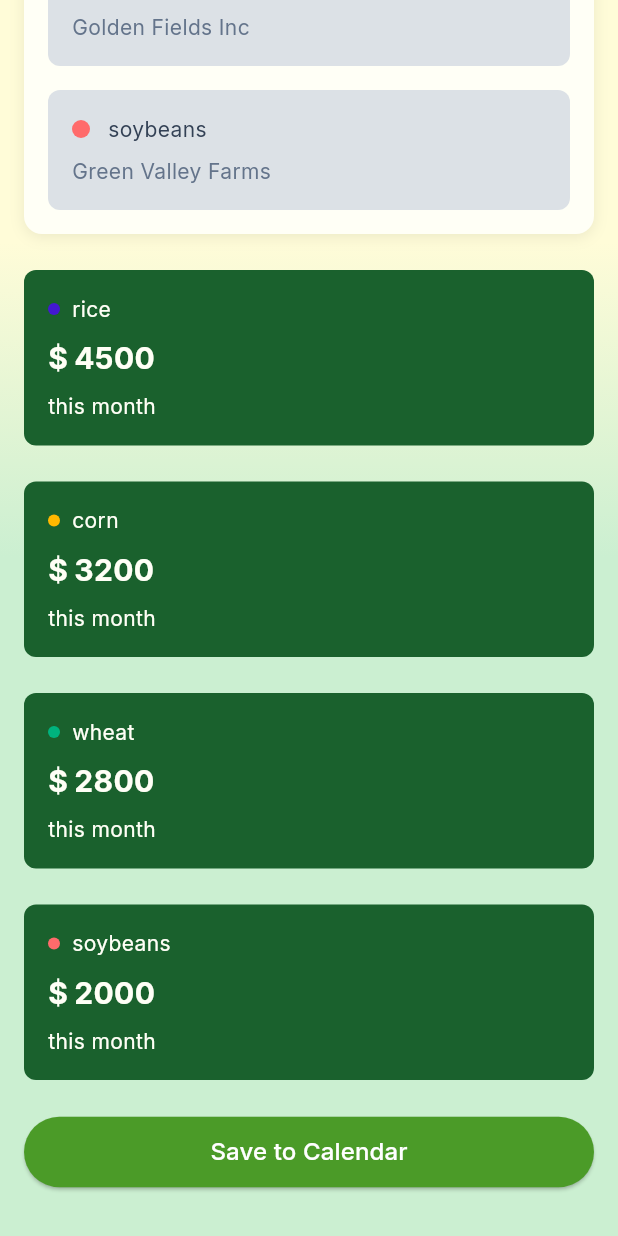
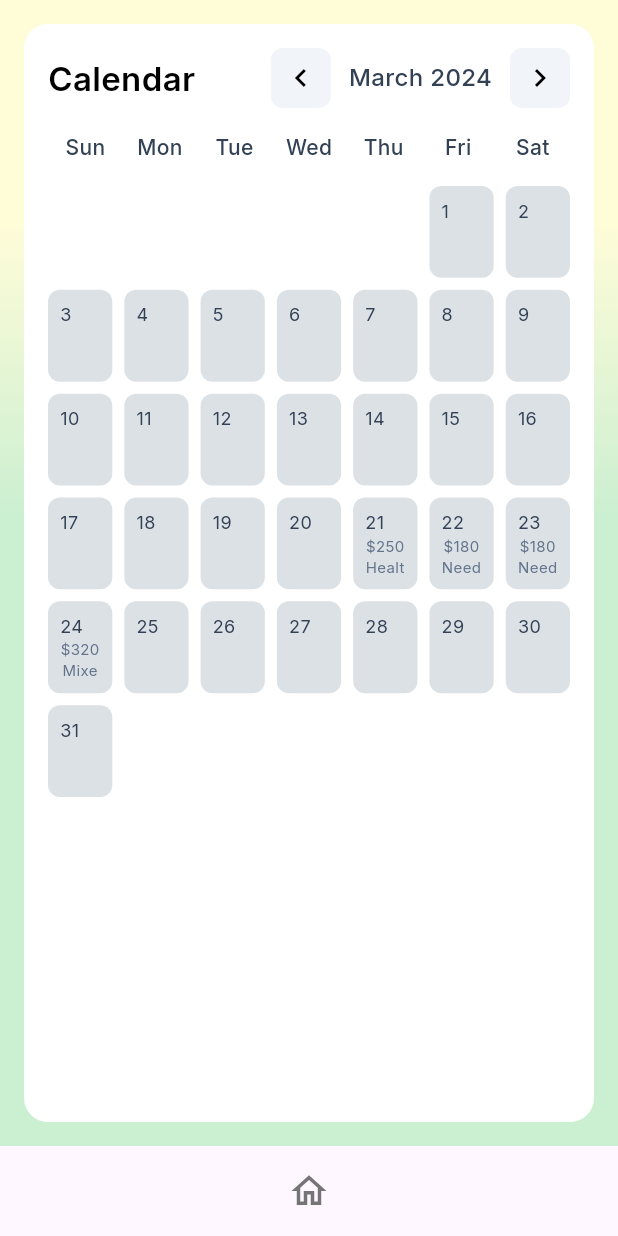
Before and after one commit to lingyuqian0301/farmplus, a Flutter app: the TotalEarningScreen screen opened directly, scrolled down 914 dp, after a tap on "Save to Calendar", on a phone screen of 412 x 824 dp. Run offline on Flutter 3.47's test engine with Material 3 defaults, Android fonts, the phone set to English and light mode, and no system bars; our stand-ins replace flutter_svg, google_fonts.

Commit message:
add calendar view

```diff
--- a/lib/main.dart
+++ b/lib/main.dart
@@ -7,6 +7,7 @@ import 'screens/login_screen/login_screen.dart';
 import 'screens/homescreen/home_screen.dart';
 import 'screens/measurement_screen/measurement_screen.dart';
 import 'screens/farmer_dashboard_screen/farm_performance_overview.dart';
+import 'screens/farmer_dashboard_screen/calendar/calendar_page.dart';
 
 void main() {
   WidgetsFlutterBinding.ensureInitialized();
@@ -35,6 +36,7 @@ class MyApp extends StatelessWidget {
         '/homepage': (context) => const HomeScreen(), // Add this route
         '/measurement': (context) => const MeasurementsScreen(), // Add this route
         '/farm-dashboard': (context) => const FarmPerformanceOverview(), // Add this route
+        '/calendar': (context) => const CalendarPage(), // Add this route
       },
     );
   }
--- /dev/null
+++ b/lib/screens/farmer_dashboard_screen/calendar/calendar_page.dart
@@ -0,0 +1,355 @@
+import 'package:flutter/material.dart';
+import 'package:google_fonts/google_fonts.dart';
+
+class CalendarPage extends StatefulWidget {
+  const CalendarPage({Key? key}) : super(key: key);
+
+  @override
+  State<CalendarPage> createState() => _CalendarPageState();
+}
+
+class _CalendarPageState extends State<CalendarPage> {
+  // Example data: We'll start at January 2024
+  int currentMonth = 3; // Changed to March to match the image
+  int currentYear = 2024;
+
+  // Example "extra info" for certain days:
+  final Map<int, String> dayInfo = {
+    21: '\$250\nHealthy',
+    22: '\$180\nNeeds Water',
+    23: '\$180\nNeeds Water',
+    24: '\$320\nMixed',
+  };
+
+  @override
+  Widget build(BuildContext context) {
+    return Scaffold(
+      // Gradient background
+      body: Container(
+        decoration: const BoxDecoration(
+          gradient: LinearGradient(
+            begin: Alignment.topCenter,
+            end: Alignment.bottomCenter,
+            colors: [Color(0xFFFFFCD8), Color(0xFFCBEFD1)],
+            stops: [0.196, 0.451],
+          ),
+        ),
+        child: SafeArea(
+          child: Padding(
+            padding: const EdgeInsets.all(16.0),
+            // Add this Container with white background and rounded corners
+            child: Container(
+              decoration: BoxDecoration(
+                color: Colors.white,
+                borderRadius: BorderRadius.circular(16),
+              ),
+              child: Column(
+                children: [
+                  // Header with Month Navigation
+                  _buildHeader(),
+
+                  // Day-of-week row
+                  _buildDaysOfWeek(),
+
+                  // Calendar Grid
+                  Expanded(
+                    child: _buildCalendarGrid(),
+                  ),
+                ],
+              ),
+            ),
+          ),
+        ),
+      ),
+      // Move the home icon to bottom navigation
+      bottomNavigationBar: Container(
+        color: Colors.transparent,
+        height: 60,
+        child: Center(
+          child: _buildHomeIcon(),
+        ),
+      ),
+    );
+  }
+
+  // 1) Header with "Calendar", navigation arrows, and month/year text
+  Widget _buildHeader() {
+    // Get screen width to adjust layout
+    final screenWidth = MediaQuery.of(context).size.width;
+    final isSmallScreen = screenWidth < 360; // Extra check for very small screens
+
+    return Padding(
+      padding: const EdgeInsets.symmetric(horizontal: 16, vertical: 16),
+      child: Row(
+        children: [
+          // Calendar title
+          Text(
+            'Calendar',
+            style: GoogleFonts.inter(
+              fontSize: isSmallScreen ? 18 : 22,
+              fontWeight: FontWeight.w600,
+              color: Colors.black,
+            ),
+          ),
+
+          // Flexible spacer to push navigation to the right
+          const Spacer(),
+
+          // Month navigation and display - Now using flexible layout
+          Row(
+            mainAxisSize: MainAxisSize.min, // Take only needed space
+            children: [
+              // Left arrow
+              _NavigationButton(
+                icon: Icons.chevron_left,
+                onPressed: _goToPreviousMonth,
+              ),
+
+              // Month/Year text with flexible padding
+              Padding(
+                padding: EdgeInsets.symmetric(
+                  horizontal: isSmallScreen ? 4 : 12,
+                ),
+                child: Text(
+                  '${_getMonthName(currentMonth)} $currentYear',
+                  style: GoogleFonts.inter(
+                    fontSize: isSmallScreen ? 14 : 16,
+                    fontWeight: FontWeight.w500,
+                    color: const Color(0xFF334155),
+                  ),
+                ),
+              ),
+
+              // Right arrow
+              _NavigationButton(
+                icon: Icons.chevron_right,
+                onPressed: _goToNextMonth,
+              ),
+            ],
+          ),
+        ],
+      ),
+    );
+  }
+
+  // 2) Row of day-of-week headers (Sun, Mon, Tue, etc.)
+  Widget _buildDaysOfWeek() {
+    final daysOfWeek = ['Sun', 'Mon', 'Tue', 'Wed', 'Thu', 'Fri', 'Sat'];
+    final isSmallScreen = MediaQuery.of(context).size.width < 360;
+
+    return Padding(
+      padding: const EdgeInsets.symmetric(horizontal: 16),
+      child: Row(
+        mainAxisAlignment: MainAxisAlignment.spaceBetween,
+        children: daysOfWeek
+            .map(
+              (day) => Expanded(
+                child: Center(
+                  child: Text(
+                    day,
+                    style: GoogleFonts.inter(
+                      fontSize: isSmallScreen ? 12 : 14,
+                      fontWeight: FontWeight.w500,
+                      color: const Color(0xFF334155),
+                    ),
+                  ),
+                ),
+              ),
+            )
+            .toList(),
+      ),
+    );
+  }
+
+  // 3) Main calendar grid: each day is a CalendarCell
+  Widget _buildCalendarGrid() {
+    final daysInMonth = _getDaysInMonth(currentYear, currentMonth);
+    final firstWeekday = DateTime(currentYear, currentMonth, 1).weekday;
+    // Note: In Dart, Monday = 1, Sunday = 7
+
+    // Number of leading blank cells before day 1
+    // We want Sunday = 0, Monday = 1, etc.
+    final leadingBlanks = (firstWeekday % 7);
+
+    // Build a list of day widgets (some are blank, some are real days)
+    final cells = <Widget>[];
+
+    // 3A) Add blank cells
+    for (int i = 0; i < leadingBlanks; i++) {
+      cells.add(const SizedBox()); // empty cell
+    }
+
+    // 3B) Add day cells
+    for (int day = 1; day <= daysInMonth; day++) {
+      final extraInfo = dayInfo[day];
+      cells.add(CalendarCell(
+        day: day,
+        extraText: extraInfo,
+      ));
+    }
+
+    // 3C) Build a GridView with 7 columns
+    return Padding(
+      padding: const EdgeInsets.all(16.0),
+      child: GridView.count(
+        crossAxisCount: 7,
+        mainAxisSpacing: 8,
+        crossAxisSpacing: 8,
+        childAspectRatio: 0.7,
+        children: cells,
+      ),
+    );
+  }
+
+  // 4) Example home icon at the bottom
+  Widget _buildHomeIcon() {
+    return Icon(
+      Icons.home_outlined,
+      size: 28,
+      color: Colors.grey[600],
+    );
+  }
+
+  // Logic: previous/next month
+  void _goToPreviousMonth() {
+    setState(() {
+      currentMonth--;
+      if (currentMonth < 1) {
+        currentMonth = 12;
+        currentYear--;
+      }
+    });
+  }
+
+  void _goToNextMonth() {
+    setState(() {
+      currentMonth++;
+      if (currentMonth > 12) {
+        currentMonth = 1;
+        currentYear++;
+      }
+    });
+  }
+
+  String _getMonthName(int month) {
+    const monthNames = [
+      'January',
+      'February',
+      'March',
+      'April',
+      'May',
+      'June',
+      'July',
+      'August',
+      'September',
+      'October',
+      'November',
+      'December'
+    ];
+    return monthNames[month - 1];
+  }
+
+  int _getDaysInMonth(int year, int month) {
+    // Handle February in leap years, etc.
+    final firstOfNextMonth = (month == 12)
+        ? DateTime(year + 1, 1, 1)
+        : DateTime(year, month + 1, 1);
+    final lastDayCurrentMonth =
+        firstOfNextMonth.subtract(const Duration(days: 1)).day;
+    return lastDayCurrentMonth;
+  }
+}
+
+// A simple icon button with some styling
+class _NavigationButton extends StatelessWidget {
+  final IconData icon;
+  final VoidCallback onPressed;
+
+  const _NavigationButton({
+    Key? key,
+    required this.icon,
+    required this.onPressed,
+  }) : super(key: key);
+
+  @override
+  Widget build(BuildContext context) {
+    final isSmallScreen = MediaQuery.of(context).size.width < 360;
+
+    return Container(
+      width: isSmallScreen ? 32 : 40,
+      height: isSmallScreen ? 32 : 40,
+      decoration: BoxDecoration(
+        color: const Color(0xFFF1F5F9),
+        borderRadius: BorderRadius.circular(8),
+      ),
+      child: Material(
+        color: Colors.transparent,
+        child: InkWell(
+          onTap: onPressed,
+          borderRadius: BorderRadius.circular(8),
+          child: Center(
+            child: Icon(
+              icon,
+              color: Colors.black,
+              size: isSmallScreen ? 20 : 24,
+            ),
+          ),
+        ),
+      ),
+    );
+  }
+}
+
+// The cell for each day in the grid
+class CalendarCell extends StatelessWidget {
+  final int day;
+  final String? extraText;
+
+  const CalendarCell({
+    Key? key,
+    required this.day,
+    this.extraText,
+  }) : super(key: key);
+
+  @override
+  Widget build(BuildContext context) {
+    final isSmallScreen = MediaQuery.of(context).size.width <= 640;
+    return Container(
+      decoration: BoxDecoration(
+        color: const Color(0xFFDCE1E6),
+        borderRadius: BorderRadius.circular(8),
+      ),
+      padding: const EdgeInsets.all(8),
+      child: _buildDayContent(isSmallScreen),
+    );
+  }
+
+  Widget _buildDayContent(bool isSmallScreen) {
+    // If day has extra text, we display it below the day number
+    return Column(
+      crossAxisAlignment: CrossAxisAlignment.start,
+      children: [
+        Text(
+          '$day',
+          style: GoogleFonts.inter(
+            fontSize: isSmallScreen ? 12 : 14,
+            color: const Color(0xFF334155),
+          ),
+        ),
+        if (extraText != null)
+          Expanded(
+            child: Center(
+              child: Text(
+                extraText!,
+                textAlign: TextAlign.center,
+                style: GoogleFonts.inter(
+                  fontSize: isSmallScreen ? 10 : 12,
+                  color: const Color(0xFF64748B),
+                ),
+              ),
+            ),
+          ),
+      ],
+    );
+  }
+}
--- a/lib/screens/farmer_dashboard_screen/earning/total_earning_screen.dart
+++ b/lib/screens/farmer_dashboard_screen/earning/total_earning_screen.dart
@@ -3,6 +3,7 @@ import 'package:google_fonts/google_fonts.dart';
 import 'financial_analysis_card.dart';
 import 'crop_sources_card.dart';
 import 'earning_card.dart';
+import '../calendar/calendar_page.dart';
 
 class TotalEarningScreen extends StatelessWidget {
   const TotalEarningScreen({Key? key}) : super(key: key);
@@ -45,7 +46,15 @@ class TotalEarningScreen extends StatelessWidget {
                 SizedBox(
                   width: MediaQuery.of(context).size.width > 640 ? 190 : double.infinity,
                   child: ElevatedButton(
-                    onPressed: () {},
+                    // 1) Add navigation or callback logic here
+                    onPressed: () {
+                      // Replace 'SomeCalendarScreen' with your actual screen or route
+                      Navigator.push(
+                        context,
+                        MaterialPageRoute(builder: (context) => const CalendarPage(
+                        )),
+                      );
+                    },
                     style: ElevatedButton.styleFrom(
                       backgroundColor: const Color(0xFF4B9B28),
                       padding: const EdgeInsets.symmetric(vertical: 12, horizontal: 24),
@@ -71,3 +80,20 @@ class TotalEarningScreen extends StatelessWidget {
     );
   }
 }
+
+// 2) Create a placeholder screen for the navigation (replace with your actual screen)
+class SomeCalendarScreen extends StatelessWidget {
+  const SomeCalendarScreen({Key? key}) : super(key: key);
+
+  @override
+  Widget build(BuildContext context) {
+    return Scaffold(
+      appBar: AppBar(
+        title: const Text('Calendar Screen'),
+      ),
+      body: const Center(
+        child: Text('Here is where you integrate your calendar feature.'),
+      ),
+    );
+  }
+}
```
